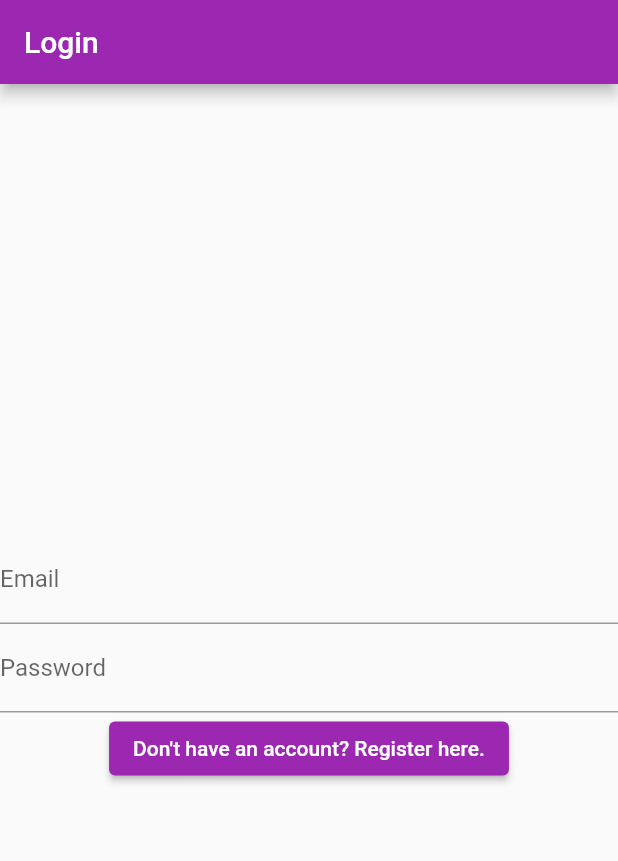
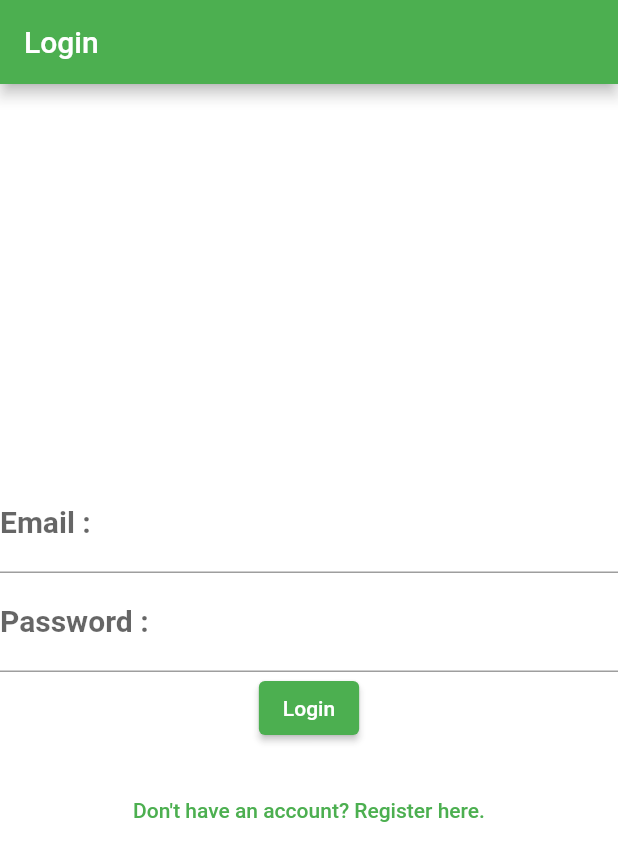
Before and after one commit to QiNEP/data_produk, a Flutter app: the screen it shows after launch, on a phone screen of 412 x 824 dp. Shown: the top 861 px of the screen. Run offline on Flutter 3.47's test engine with Material 2 defaults, Android fonts, the phone set to English and light mode, and no system bars; our stand-ins replace google_fonts.

Commit message:
change color and add data dummy

```diff
--- a/lib/login.dart
+++ b/lib/login.dart
@@ -8,27 +8,47 @@ class LoginScreen extends StatelessWidget {
   @override
   Widget build(BuildContext context) {
     return Scaffold(
+      backgroundColor: Colors.white12, // buat ganti warna bg
       appBar: AppBar(
         title: Text('Login'),
       ),
       body: Center(
+        child: Container(
           child: Column(
             mainAxisAlignment: MainAxisAlignment.center,
             children: [
               TextField(
-              decoration: InputDecoration(labelText: 'Email'),
+                decoration: InputDecoration(labelText: 'Email : '),
+                style: TextStyle(
+                  fontSize: 20,
+                  fontWeight: FontWeight.bold,
+                ),
               ),
               TextField(
                 obscureText: true,
-              decoration: InputDecoration(labelText: 'Password'),
+                decoration: InputDecoration(labelText: 'Password :'),
+                style: TextStyle(
+                  fontSize: 20,
+                  fontWeight: FontWeight.bold,
+                ),
               ),
               ElevatedButton(
                 onPressed: () {
-                // logic buat bagian login
-
+                  //logic buat tombol login nya
                   Navigator.push(
                     context,
                     MaterialPageRoute(builder: (context) => ProductScreen()),
+                  );
+                },
+                child: Text('Login'),
+              ),
+              SizedBox(height: 20),
+              TextButton(
+                onPressed: () {
+                  Navigator.push(
+                    context,
+                    MaterialPageRoute(
+                        builder: (context) => RegistrationScreen()),
                   );
                 },
                 child: Text('Don\'t have an account? Register here.'),
@@ -36,6 +56,7 @@ class LoginScreen extends StatelessWidget {
             ],
           ),
         ),
+      ),
     );
   }
 }
--- a/lib/main.dart
+++ b/lib/main.dart
@@ -13,7 +13,7 @@ class MyApp extends StatelessWidget {
     return MaterialApp(
       title: 'Flutter Data Produk',
       theme: ThemeData(
-        primarySwatch: Colors.purple,
+        primarySwatch: Colors.green,
       ),
       home: LoginScreen(),
     );
```
Also changed, not shown: lib/produk.dart (+88 -6 lines). Lines whose indentation alone changed are shown as unchanged.
